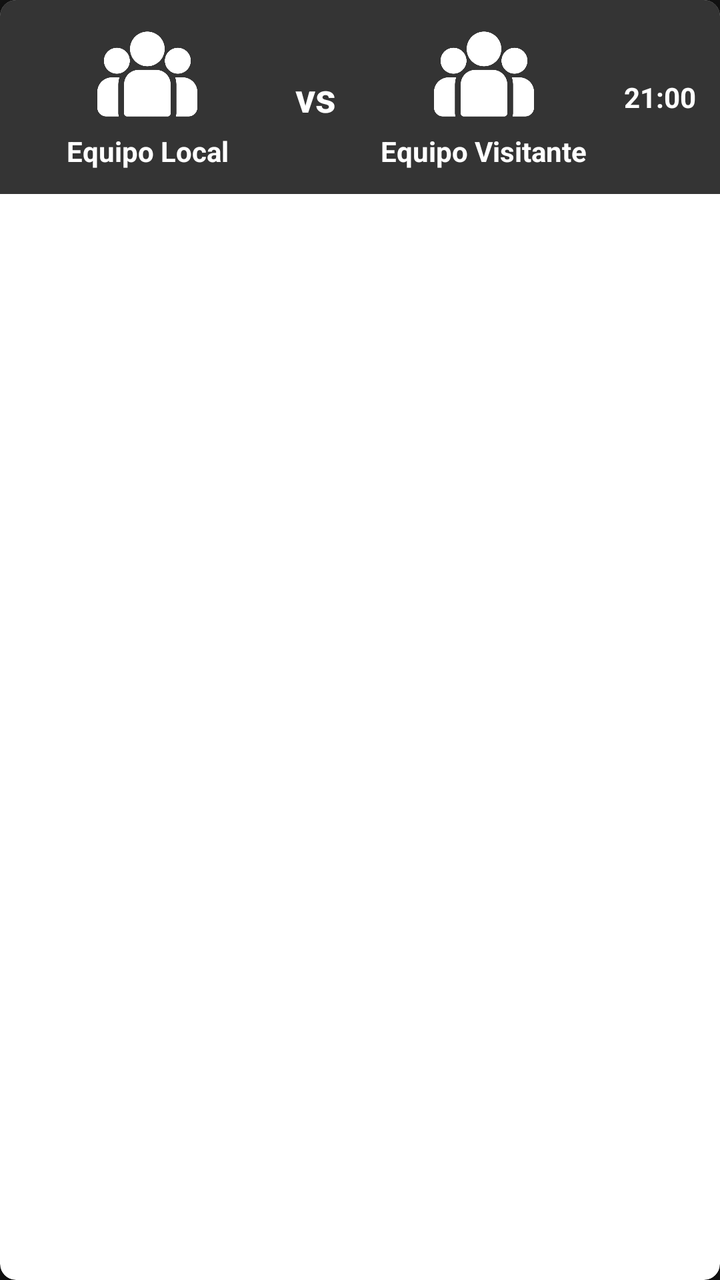
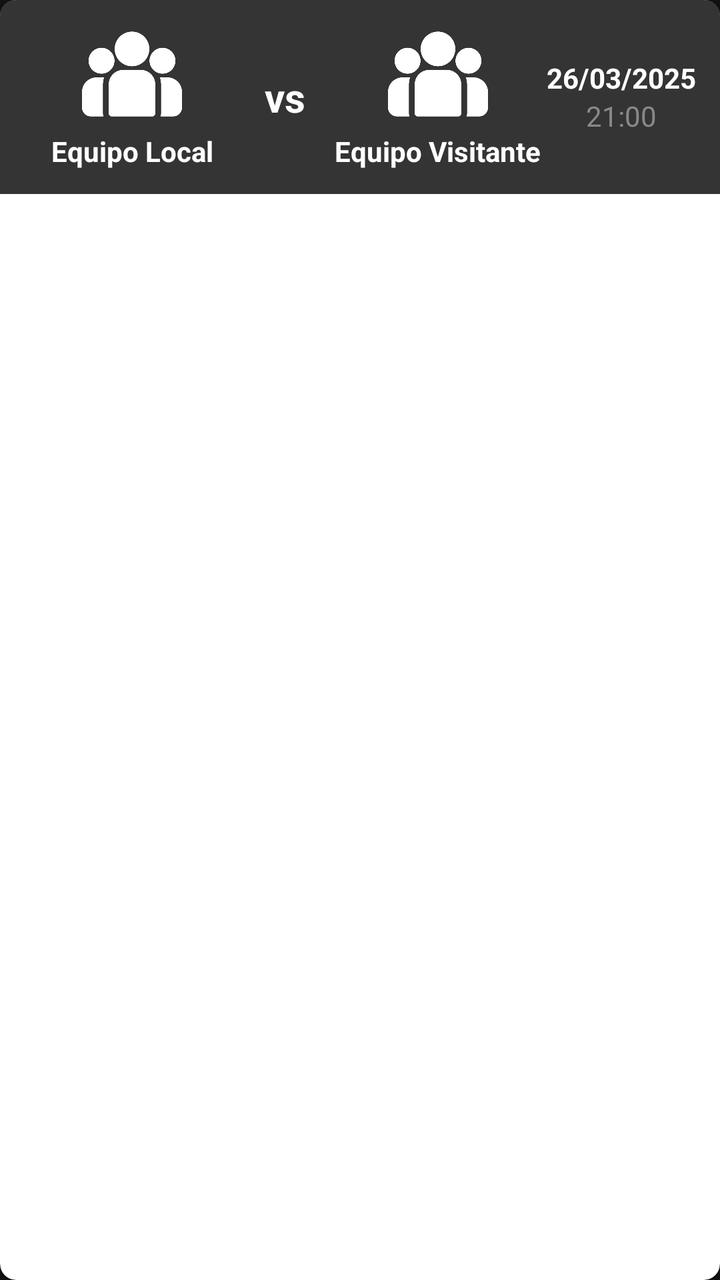

Before-and-after screenshots of an Android layout around one commit, followed by the original layout XML and the change that was made.
<!-- AndroidManifest.xml: application theme Theme.PIAndroidStudio -->
<!-- res/layout/item_partido.xml -->
<?xml version="1.0" encoding="utf-8"?>
<androidx.cardview.widget.CardView
    xmlns:android="http://schemas.android.com/apk/res/android"
    xmlns:app="http://schemas.android.com/apk/res-auto"
    android:layout_width="match_parent"
    android:layout_height="wrap_content"
    android:layout_marginBottom="8dp"
    app:cardCornerRadius="8dp"
    app:cardElevation="2dp"
    android:background="@color/negro_secciones">

    <LinearLayout
        android:layout_width="match_parent"
        android:layout_height="wrap_content"
        android:orientation="horizontal"
        android:gravity="center_vertical"
        android:padding="12dp"
        android:background="@color/negro_secciones">

        
        <LinearLayout
            android:layout_width="0dp"
            android:layout_height="wrap_content"
            android:layout_weight="1"
            android:orientation="vertical"
            android:gravity="center">

            <ImageView
                android:id="@+id/imgEquipoLocal"
                android:layout_width="50dp"
                android:layout_height="50dp"
                android:src="@drawable/team"
                android:scaleType="centerCrop" />

            <TextView
                android:id="@+id/txtEquipoLocal"
                android:layout_width="wrap_content"
                android:layout_height="wrap_content"
                android:text="Equipo Local"
                android:textStyle="bold"
                android:textColor="@android:color/white"
                android:textSize="14sp"
                android:layout_marginTop="4dp"
                android:ellipsize="end"
                android:singleLine="true"/>
        </LinearLayout>

        
        <TextView
            android:layout_width="wrap_content"
            android:layout_height="wrap_content"
            android:text="vs"
            android:textStyle="bold"
            android:textColor="@android:color/white"
            android:textSize="20sp"
            android:layout_marginHorizontal="12dp"/>

        
        <LinearLayout
            android:layout_width="0dp"
            android:layout_height="wrap_content"
            android:layout_weight="1"
            android:orientation="vertical"
            android:gravity="center">

            <ImageView
                android:id="@+id/imgEquipoVisitante"
                android:layout_width="50dp"
                android:layout_height="50dp"
                android:src="@drawable/team"
                android:scaleType="centerCrop"/>

            <TextView
                android:id="@+id/txtEquipoVisitante"
                android:layout_width="wrap_content"
                android:layout_height="wrap_content"
                android:text="Equipo Visitante"
                android:textStyle="bold"
                android:textColor="@android:color/white"
                android:textSize="14sp"
                android:layout_marginTop="4dp"
                android:ellipsize="end"
                android:singleLine="true"/>
        </LinearLayout>

        
        <TextView
            android:id="@+id/txtHora"
            android:layout_width="wrap_content"
            android:layout_height="wrap_content"
            android:text="21:00"
            android:textColor="@android:color/white"
            android:textStyle="bold"
            android:layout_marginStart="8dp"/>
    </LinearLayout>
</androidx.cardview.widget.CardView>
<!-- resources referenced by this layout -->
<resources>
  <color name="negro_secciones">#343434</color>
  <!-- drawable team: png bitmap (drawable, 11961 bytes) -->
  <style name="Theme.PIAndroidStudio" parent="Theme.AppCompat.DayNight.NoActionBar">
  
          
          <item name="colorPrimary">@color/azul</item>
  
          
          <item name="colorPrimaryDark">@color/negro_secciones</item>
  
          
          <item name="colorAccent">@color/verde</item>
  
          
          <item name="android:windowBackground">@color/negro_fondo</item>
  
      </style>
  <color name="azul">#48BEFF</color>
  <color name="verde">#ADF6B1</color>
  <color name="negro_fondo">#121212</color>
</resources>

<!-- the commit's change to res/layout/item_partido.xml (unified diff, before → after) -->
@@ -83,14 +83,26 @@
                 android:singleLine="true"/>
         </LinearLayout>
 
-        
-        <TextView
-            android:id="@+id/txtHora"
-            android:layout_width="wrap_content"
-            android:layout_height="wrap_content"
-            android:text="21:00"
-            android:textColor="@android:color/white"
-            android:textStyle="bold"
-            android:layout_marginStart="8dp"/>
-    </LinearLayout>
+            
+            <LinearLayout
+                android:layout_width="wrap_content"
+                android:layout_height="wrap_content"
+                android:orientation="vertical"
+                android:gravity="center">
+                <TextView
+                    android:id="@+id/txtFechaPartido"
+                    android:layout_width="wrap_content"
+                    android:layout_height="wrap_content"
+                    android:text="26/03/2025"
+                    android:textStyle="bold"
+                    android:textColor="@android:color/white"/>
+
+                <TextView
+                    android:id="@+id/txtHora"
+                    android:layout_width="wrap_content"
+                    android:layout_height="wrap_content"
+                    android:text="21:00"
+                    android:textColor="@color/gris_texto"/>
+            </LinearLayout>
+        </LinearLayout>
 </androidx.cardview.widget.CardView>
<!-- resource entries referenced after the edit -->
@@ -1,5 +1,6 @@
 <!-- resources referenced by this layout -->
 <resources>
+  <color name="gris_texto">#898989</color>
   <color name="negro_secciones">#343434</color>
   <!-- drawable team: png bitmap (drawable, 11961 bytes) -->
   <style name="Theme.PIAndroidStudio" parent="Theme.AppCompat.DayNight.NoActionBar">
